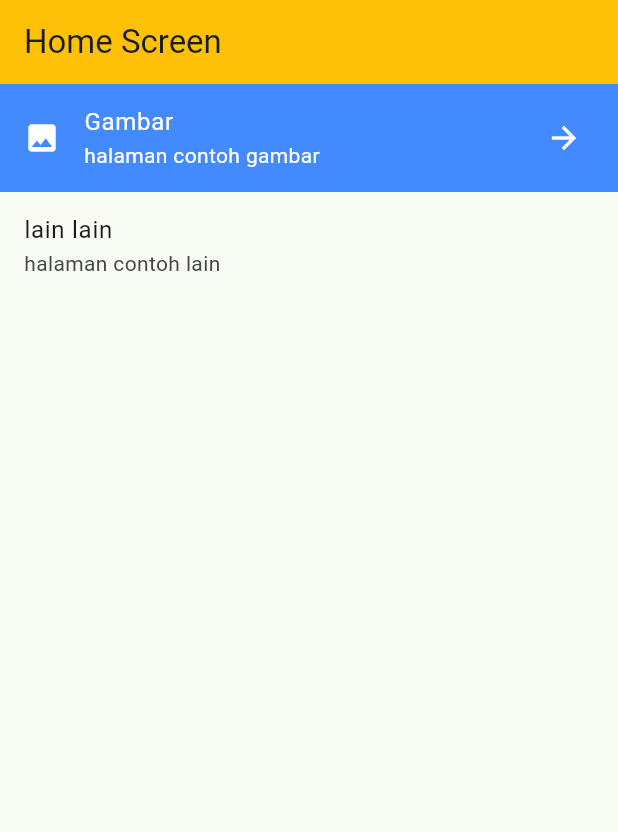
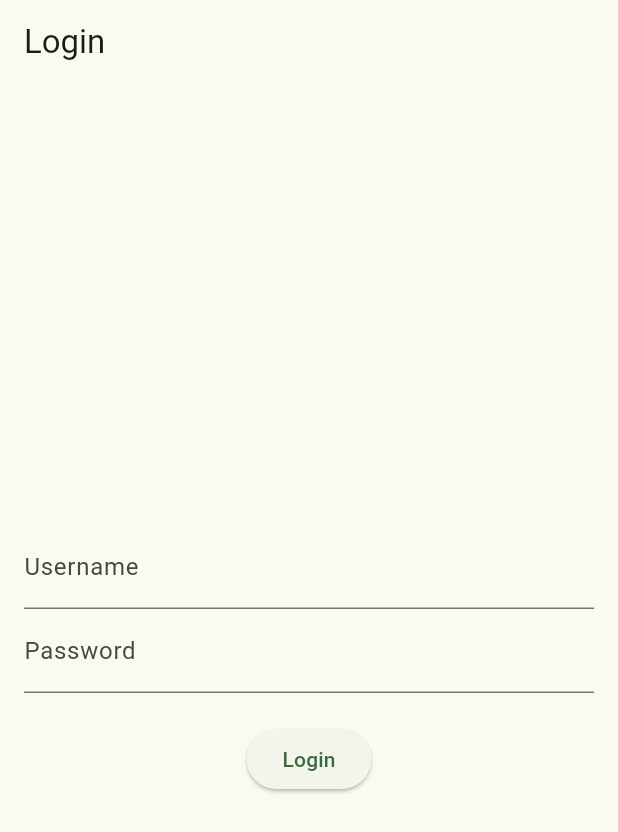
Before and after one commit to triyono777/app_ti22_a3, a Flutter app: the screen it shows after launch, on a phone screen of 412 x 824 dp. Shown: the top 832 px of the screen. Run offline on Flutter 3.47's test engine with Material 3 defaults, Android fonts, the phone set to English and light mode, and no system bars; our stand-ins replace get, hive, hive_flutter; accounts and stored records are empty.

Commit message:
penambahan library get dan login

```diff
--- /dev/null
+++ b/lib/login_screen.dart
@@ -0,0 +1,95 @@
+import 'package:flutter/material.dart';
+import 'package:flutter/widgets.dart';
+import 'package:get/get.dart';
+import 'package:hive/hive.dart';
+
+import 'home_screen.dart';
+
+
+
+
+class LoginScreen extends StatefulWidget {
+  @override
+  _LoginScreenState createState() => _LoginScreenState();
+}
+
+class _LoginScreenState extends State<LoginScreen> {
+  final _formKey = GlobalKey<FormState>();
+
+  TextEditingController _username = TextEditingController() ;
+  TextEditingController _password = TextEditingController();
+
+  void _login() async{
+    if (_formKey.currentState!.validate()) {
+      _formKey.currentState!.save();
+        var box = await Hive.openBox('userBox');
+
+
+      if (_username.text=="budi" && _password.text=="1234"){
+
+        Get.to(()=>HomeScreen());
+        box.put('sudahLogin', true);
+
+
+      }else{
+
+        Get.snackbar("info", "gagal login");
+      }
+
+
+    }
+  }
+
+  @override
+  Widget build(BuildContext context) {
+    return Scaffold(
+      appBar: AppBar(
+        title: Text('Login'),
+      ),
+      body: Padding(
+        padding: EdgeInsets.all(16.0),
+        child: Form(
+          key: _formKey,
+          child: Column(
+            mainAxisAlignment: MainAxisAlignment.center,
+            children: <Widget>[
+              TextFormField(
+                controller: _username,
+
+                decoration: InputDecoration(labelText: 'Username'),
+                validator: (value) {
+                  if (value == null || value.isEmpty) {
+                    return 'Please enter your username';
+                  }
+                  return null;
+                },
+                onSaved: (value) {
+                  _username.text = value!;
+                },
+              ),
+              TextFormField(
+                controller: _password,
+                decoration: InputDecoration(labelText: 'Password'),
+                obscureText: true,
+                validator: (value) {
+                  if (value == null || value.isEmpty) {
+                    return 'Please enter your password';
+                  }
+                  return null;
+                },
+                onSaved: (value) {
+                  _password.text = value!;
+                },
+              ),
+              SizedBox(height: 20),
+              ElevatedButton(
+                onPressed: _login,
+                child: Text('Login'),
+              ),
+            ],
+          ),
+        ),
+      ),
+    );
+  }
+}
--- a/lib/main.dart
+++ b/lib/main.dart
@@ -4,8 +4,14 @@ import 'package:app_ti22_a3/home_screen.dart';
 import 'package:flutter/material.dart';
 
 import 'gambar_screen.dart';
+import 'login_screen.dart';
+import 'package:get/get.dart';
+import 'package:hive_flutter/hive_flutter.dart';
 
-void main() {
+void main() async {
+  await Hive.initFlutter();
+  var box = await Hive.openBox('userBox');
+
   runApp(MyApp());
 }
 
@@ -14,12 +20,12 @@ class MyApp extends StatelessWidget {
 
   @override
   Widget build(BuildContext context) {
-    return MaterialApp(
+    return GetMaterialApp(
       title: "Aplikasi TI 22 A3",
       theme: ThemeData(
         colorScheme: ColorScheme.fromSeed(seedColor: Colors.green),
       ),
-      home: HomeScreen(),
+      home: LoginScreen(),
     );
   }
 }
--- a/pubspec.yaml
+++ b/pubspec.yaml
@@ -35,6 +35,9 @@ dependencies:
   # The following adds the Cupertino Icons font to your application.
   # Use with the CupertinoIcons class for iOS style icons.
   cupertino_icons: ^1.0.2
+  hive: ^2.2.3
+  hive_flutter: ^1.1.0
+  get: ^4.6.6
 
 dev_dependencies:
   flutter_test:
```
Also changed, not shown: pubspec.lock, 1 other file.
